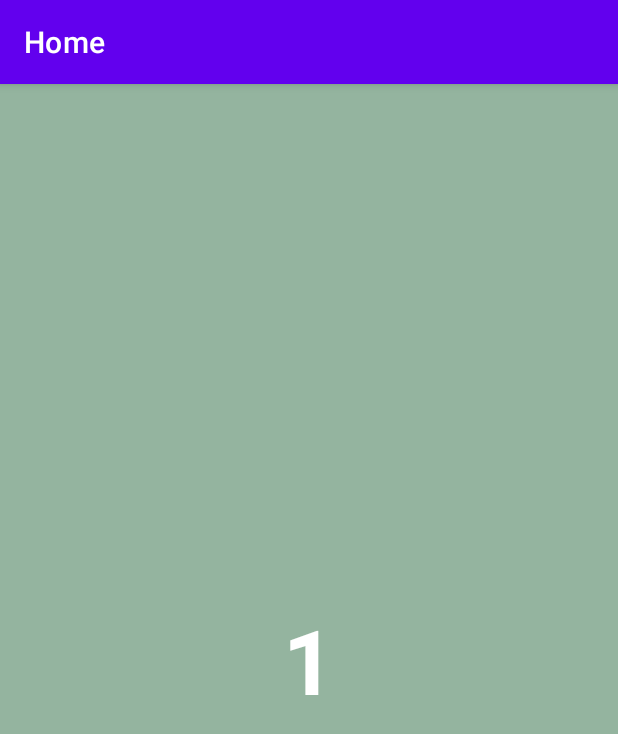
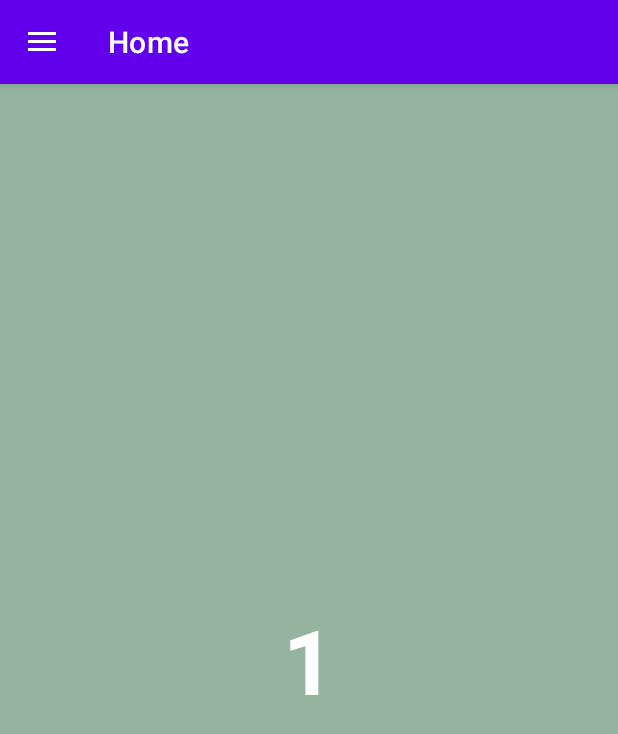
Before and after one commit to Shadow60539/android_layouts, an Android app: the screen it shows after launch (MainActivity), on a phone screen of 412 x 824 dp. Shown: the top 734 px of the screen. Run offline under Robolectric (Android 15) with nearby library versions, the phone set to English and light mode, and no system bars; our stand-ins replace navigation-ui.

Commit message:
add drawer

```diff
--- a/navigation/src/main/java/com/example/navigation/MainActivity.kt
+++ b/navigation/src/main/java/com/example/navigation/MainActivity.kt
@@ -2,28 +2,43 @@ package com.example.navigation
 
 import androidx.appcompat.app.AppCompatActivity
 import android.os.Bundle
+import android.widget.FrameLayout
 import android.widget.Toolbar
+import androidx.drawerlayout.widget.DrawerLayout
 import androidx.navigation.NavController
 import androidx.navigation.NavGraph
+import androidx.navigation.Navigation
 import androidx.navigation.findNavController
 import androidx.navigation.fragment.NavHostFragment
 import androidx.navigation.ui.AppBarConfiguration
+import androidx.navigation.ui.navigateUp
 import androidx.navigation.ui.setupActionBarWithNavController
 import androidx.navigation.ui.setupWithNavController
+import com.google.android.material.navigation.NavigationView
 
 class MainActivity : AppCompatActivity() {
     private lateinit var navController: NavController
+    private lateinit var drawerLayout: DrawerLayout
     private lateinit var appBarConfiguration: AppBarConfiguration
+
     override fun onCreate(savedInstanceState: Bundle?) {
         super.onCreate(savedInstanceState)
         setContentView(R.layout.activity_main)
+
+        drawerLayout = findViewById(R.id.drawer)
         val navHostFragment = supportFragmentManager.findFragmentById(R.id.fragmentContainerView) as NavHostFragment
         navController = navHostFragment.navController
-        appBarConfiguration = AppBarConfiguration(navController.graph)
+        appBarConfiguration = AppBarConfiguration(navController.graph, drawerLayout)
+
         setupActionBarWithNavController(navController, appBarConfiguration)
+        attachNavControllerToDrawer()
+    }
+
+    private fun attachNavControllerToDrawer() {
+        findViewById<NavigationView>(R.id.navigationView).setupWithNavController(navController)
     }
 
     override fun onSupportNavigateUp(): Boolean {
-        return navController.navigateUp() ||super.onSupportNavigateUp()
+        return navController.navigateUp(appBarConfiguration) ||super.onSupportNavigateUp()
     }
 }
--- a/navigation/src/main/res/layout/activity_main.xml
+++ b/navigation/src/main/res/layout/activity_main.xml
@@ -1,11 +1,11 @@
 <?xml version="1.0" encoding="utf-8"?>
-<LinearLayout xmlns:android="http://schemas.android.com/apk/res/android"
+<androidx.drawerlayout.widget.DrawerLayout xmlns:android="http://schemas.android.com/apk/res/android"
     xmlns:app="http://schemas.android.com/apk/res-auto"
     xmlns:tools="http://schemas.android.com/tools"
     android:layout_width="match_parent"
     android:layout_height="match_parent"
     tools:context=".MainActivity"
-    android:orientation="vertical">
+    android:id="@+id/drawer">
 
     <androidx.fragment.app.FragmentContainerView
         android:id="@+id/fragmentContainerView"
@@ -18,4 +18,11 @@
         app:layout_constraintStart_toStartOf="parent"
         app:layout_constraintTop_toTopOf="parent"
         app:navGraph="@navigation/my_nav" />
-</LinearLayout>
+
+    <com.google.android.material.navigation.NavigationView
+        android:id="@+id/navigationView"
+        android:layout_gravity="start"
+        android:layout_width="wrap_content"
+        android:layout_height="match_parent"
+        app:menu="@menu/menu_drawer"/>
+</androidx.drawerlayout.widget.DrawerLayout>
--- /dev/null
+++ b/navigation/src/main/res/menu/menu_drawer.xml
@@ -0,0 +1,12 @@
+<?xml version="1.0" encoding="utf-8"?>
+<menu
+    xmlns:android="http://schemas.android.com/apk/res/android">
+
+    <item
+        android:id="@+id/homeFragment"
+        android:title="Home"/>
+
+    <item
+        android:id="@+id/profileFragment"
+        android:title="Profile"/>
+</menu>
```
